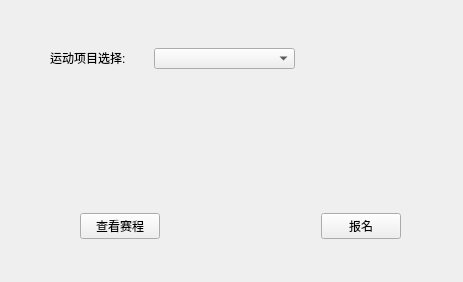
NGzzSupud/SchoolSport, file normalwindow.ui: the form before one commit.
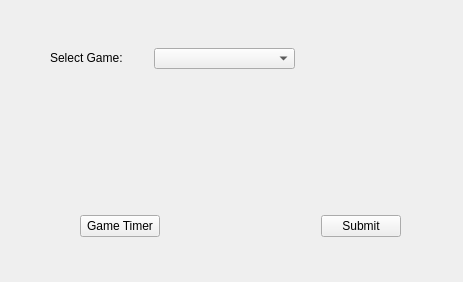
The form after the commit.

Patch:
```diff
--- a/normalwindow.ui
+++ b/normalwindow.ui
@@ -29,7 +29,7 @@
     <item>
      <widget class="QPushButton" name="pushButton_timer">
       <property name="text">
-       <string>查看赛程</string>
+       <string>Game Timer</string>
       </property>
      </widget>
     </item>
@@ -49,7 +49,7 @@
     <item>
      <widget class="QPushButton" name="pushButton_submit">
       <property name="text">
-       <string>报名</string>
+       <string>Submit</string>
       </property>
      </widget>
     </item>
@@ -75,7 +75,7 @@
     </rect>
    </property>
    <property name="text">
-    <string>运动项目选择:</string>
+    <string>Select Game:</string>
    </property>
   </widget>
  </widget>
```
